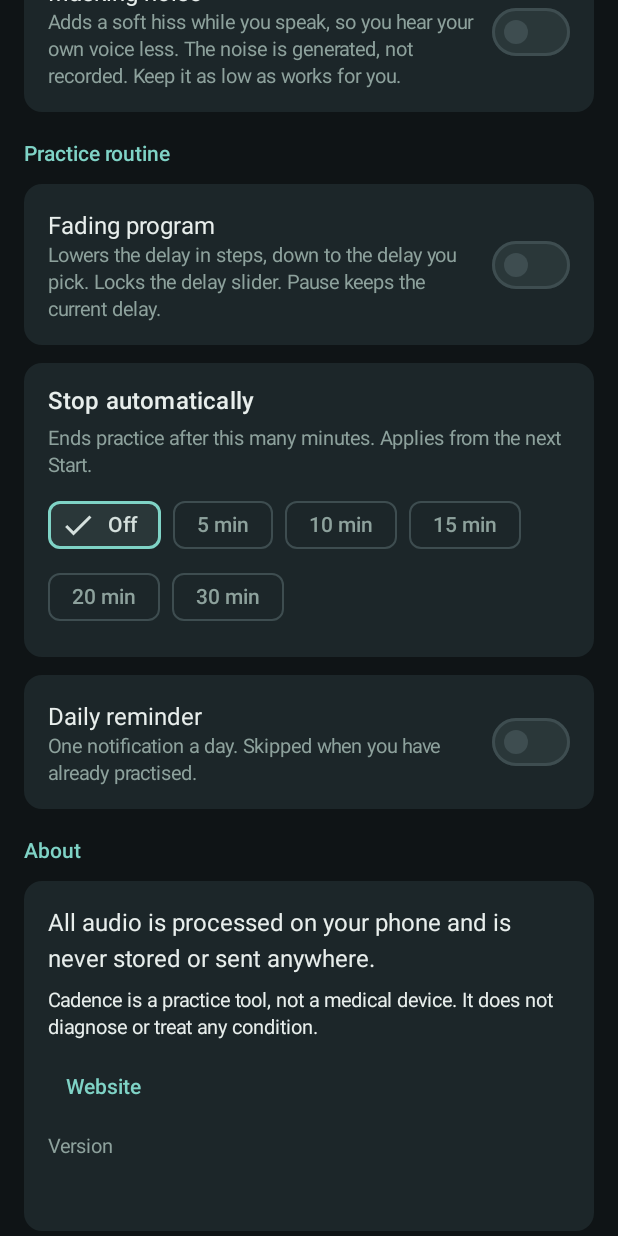
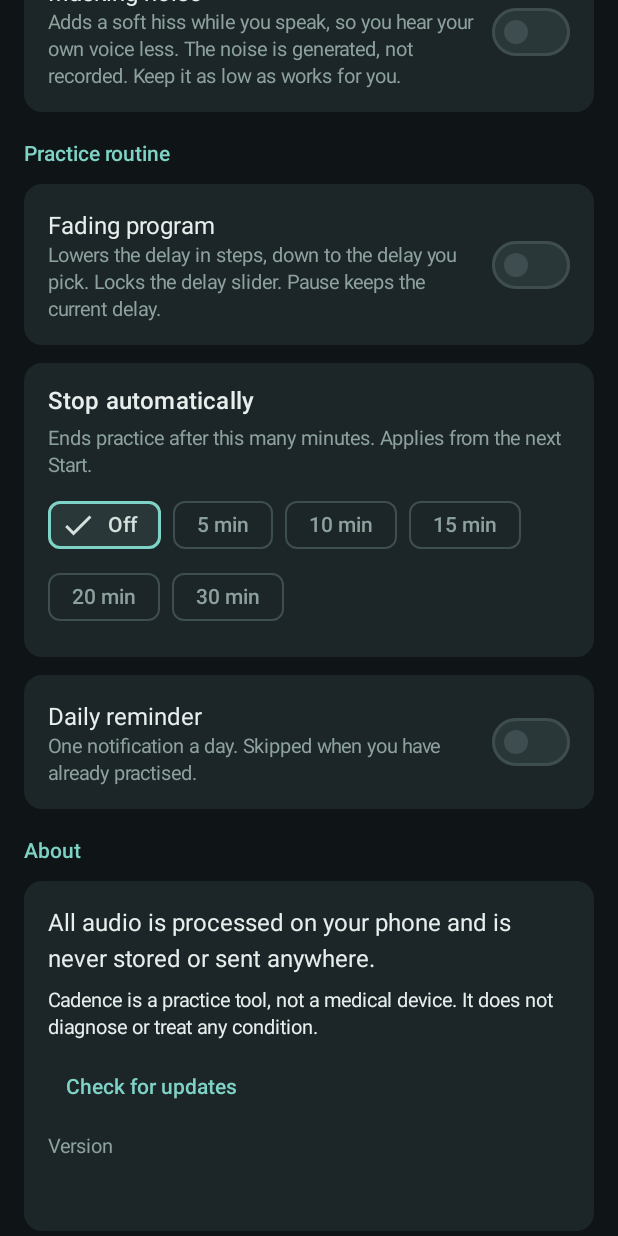
Before and after one commit to adamcseresznye/cadence, an Android app built with Jetpack Compose: the composable SettingsScreen shown on its own in the app's theme, scrolled down 576 dp, on a phone screen of 412 x 824 dp. Run offline under Robolectric (Android 15) with nearby library versions, the phone set to English and light mode, and no system bars; 1 statement that could not run was skipped.

Commit message:
About: rename Website button to Check for updates

```diff
--- a/app/src/main/java/com/cadence/daf/SettingsScreen.kt
+++ b/app/src/main/java/com/cadence/daf/SettingsScreen.kt
@@ -85,7 +85,7 @@ fun SettingsScreen(viewModel: MainViewModel, onBack: () -> Unit, openDebug: () -
             Text(stringResource(R.string.about_text))
             Text(stringResource(R.string.about_disclaimer), style = MaterialTheme.typography.bodySmall)
             TextButton(onClick = { runCatching { uriHandler.openUri("https://cadence-daf.github.io/") } }) {
-                Text(stringResource(R.string.website))
+                Text(stringResource(R.string.check_updates))
             }
             Text(
                 stringResource(R.string.version, version),
--- a/app/src/main/res/values/strings.xml
+++ b/app/src/main/res/values/strings.xml
@@ -49,7 +49,7 @@
     <string name="gate_switch">Only play when I speak</string>
     <string name="gate_caption">Silences your earbuds when no speech is heard, so traffic and other noise are not played back.</string>
     <string name="about">About</string>
-    <string name="website">Website</string>
+    <string name="check_updates">Check for updates</string>
     <string name="about_text">All audio is processed on your phone and is never stored or sent anywhere.</string>
     <string name="notification_channel">Cadence running</string>
     <string name="notification_title">Cadence is running</string>
```
